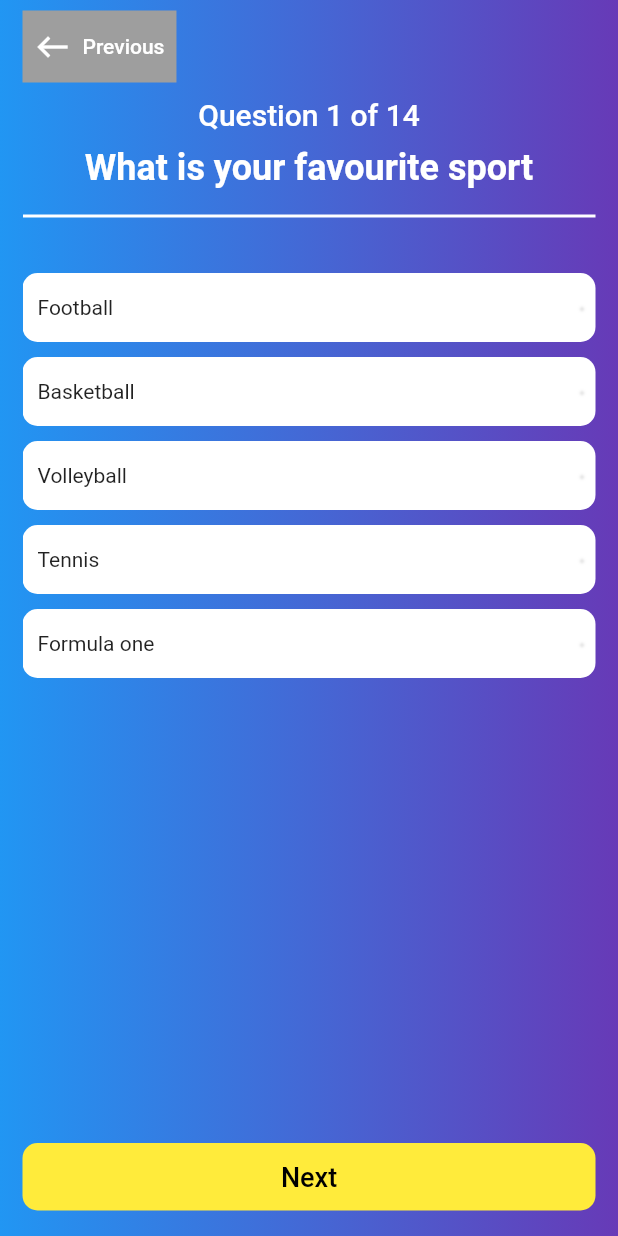
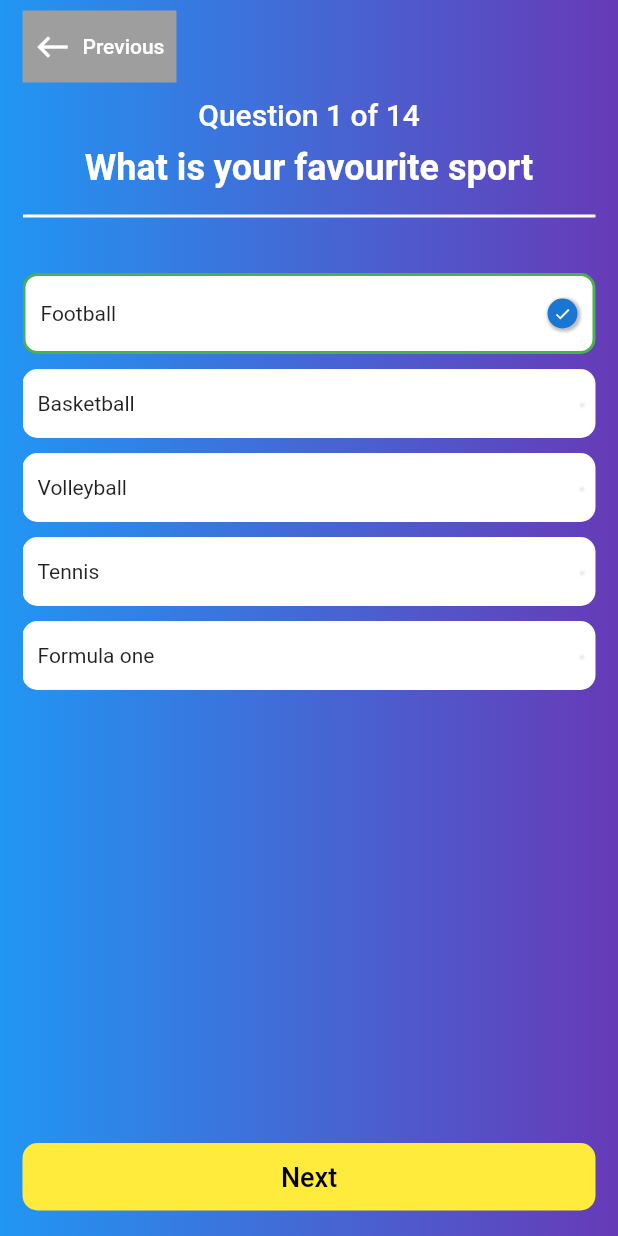
Before and after one commit to Praise650/survey_app, a Flutter app: the QuestionScreen screen opened directly, after a tap on "Previous", on a phone screen of 412 x 824 dp. Run offline on Flutter 3.47's test engine with Material 2 defaults, Android fonts, the phone set to English and light mode, and no system bars; our stand-ins replace dio; network calls fail.

Commit message:
fixed options selecting more than one

```diff
--- a/lib/core/models/question/question_model.dart
+++ b/lib/core/models/question/question_model.dart
@@ -120,4 +120,7 @@ class QuestionModel {
       answer: '',
     ),
   ];
+// 'Which of this is true about Real Estate Management  '
+// 'and Investment in the year 1844 and accepted by over 200 Countries in '
+// 'our modern age and time',
 }
--- a/lib/ui/screens/question_page/question_screen.dart
+++ b/lib/ui/screens/question_page/question_screen.dart
@@ -86,9 +86,6 @@ class _QuestionScreenState extends State<QuestionScreen> {
                                 totalQuestion:
                                     model.baseQuestion.questionLength,
                                 question: model.question.toString(),
-                                // 'Which of this is true about Real Estate Management  '
-                                // 'and Investment in the year 1844 and accepted by over 200 Countries in '
-                                // 'our modern age and time',
                               ),
                               model.options == null
                                   ? Column(
@@ -96,26 +93,14 @@ class _QuestionScreenState extends State<QuestionScreen> {
                                         TextField(
                                           decoration: InputDecoration(
                                             hintText: 'Type your answer here',
+                                            hintStyle: TextStyle(
+                                              color: Colors.white,
+                                            ),
                                           ),
                                         ),
                                       ],
                                     )
-                                  : Column(
-                                      children: List.generate(
-                                        model.optionLength ?? 0,
-                                        (optionIndex) => OptionBox(
-                                          text: model.options![optionIndex],
-                                          isAnswered: model.isAnswered!,
-                                          onPress: () => model.updateChecked(
-                                            model.baseQuestion
-                                                .questionModel[optionIndex],
-                                          ),
-                                          // onPress: (){
-                                          //   print('Hello');
-                                          // },
-                                        ),
-                                      ),
-                                    ),
+                                  : const OptionBox(),
                             ],
                           );
                         },
--- a/lib/ui/screens/question_page/view_model/question_screen_view_model.dart
+++ b/lib/ui/screens/question_page/view_model/question_screen_view_model.dart
@@ -6,7 +6,11 @@ import '../../../../core/services/question_services.dart';
 class QuestionScreenViewModel extends ChangeNotifier {
   BaseQuestion baseQuestion = BaseQuestion();
 
-  // int selectedIndex = 0;
+  int selectedOptionIndex = 0;
+
+  List<String> answers = [];
+
+  String _answer = '';
 
   String? get question => baseQuestion.question;
 
@@ -16,9 +20,14 @@ class QuestionScreenViewModel extends ChangeNotifier {
 
   String? get answered => baseQuestion.answered;
 
+  void setAnswered(String selectedAnswer) {
+    _answer = selectedAnswer;
+    notifyListeners();
+  }
+
   bool? get isAnswered => baseQuestion.isAnswered;
 
-  int? get optionLength => baseQuestion.optionsLength;
+  int get optionLength => baseQuestion.optionsLength!;
 
   // bool isActive = false;
 
@@ -26,6 +35,12 @@ class QuestionScreenViewModel extends ChangeNotifier {
   //   selectedIndex = index;
   //   notifyListeners();
   // }
+
+  updateSelectedOptions(int index, String selectedAnswer) {
+    selectedOptionIndex = index;
+    baseQuestion.answered = selectedAnswer;
+    notifyListeners();
+  }
 
   previousQuestion(PageController controller) {
     return controller.animateToPage((baseQuestion.previousQuestion()),
--- a/lib/ui/widgets/option_box.dart
+++ b/lib/ui/widgets/option_box.dart
@@ -1,27 +1,30 @@
 import 'package:flutter/material.dart';
+import 'package:provider/provider.dart';
+
+import '../screens/question_page/view_model/question_screen_view_model.dart';
 
 class OptionBox extends StatelessWidget {
   final String? text;
-  final bool isAnswered;
-
-  final Function()? onPress;
+  final bool isAnswered = false;
 
   const OptionBox({
     Key? key,
     this.text,
-    required this.isAnswered,
-    this.onPress,
   }) : super(key: key);
 
   @override
   Widget build(BuildContext context) {
-    return GestureDetector(
-      onTap: () => onPress,
+    return Consumer<QuestionScreenViewModel>(
+      builder: (context, model, child) => Column(
+        children: List.generate(
+          model.optionLength,
+          (index) => GestureDetector(
+            onTap: () => model.updateSelectedOptions(index),
             child: Container(
               decoration: BoxDecoration(
                 color: Colors.white,
                 borderRadius: BorderRadius.circular(10),
-          border: isAnswered == true
+                border: model.selectedOptionIndex == index
                     ? Border.all(
                         color: Colors.green,
                         style: BorderStyle.solid,
@@ -38,7 +41,7 @@ class OptionBox extends StatelessWidget {
               child: Row(
                 mainAxisAlignment: MainAxisAlignment.spaceBetween,
                 children: [
-            Text(text ?? 'NO OPTION'),
+                  Text(model.options?[index] ?? 'NO OPTION'),
                   Container(
                     decoration: BoxDecoration(
                       borderRadius: BorderRadius.circular(10),
@@ -50,7 +53,7 @@ class OptionBox extends StatelessWidget {
                             spreadRadius: 1)
                       ],
                     ),
-              child: isAnswered == true
+                    child: model.selectedOptionIndex == index
                         ? const CircleAvatar(
                             radius: 10,
                             child: Icon(
@@ -59,9 +62,12 @@ class OptionBox extends StatelessWidget {
                               size: 12,
                             ),
                           )
-                  : const SizedBox(),
+                        : null,
                   )
                 ],
+              ),
+            ),
+          ),
         ),
       ),
     );
```
Lines whose indentation alone changed are shown as unchanged.
